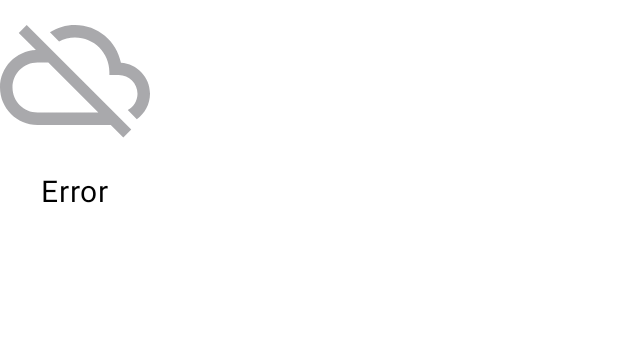
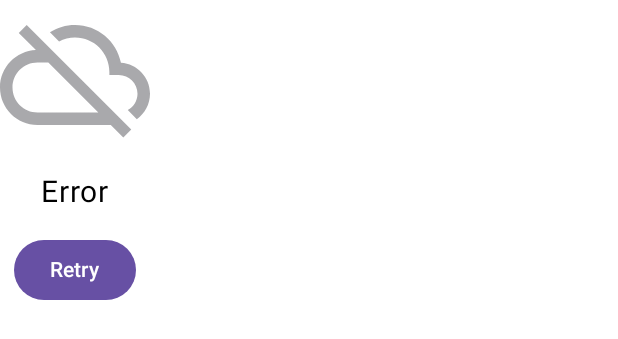
Before and after one commit to alinachroma/Amphibians, an Android app built with Jetpack Compose: the @Preview function ErrorScreenPreview, on a phone screen of 412 x 824 dp. Shown: the top 339 px of the screen. Run offline under Robolectric (Android 15) with nearby library versions, the phone set to English and light mode, and no system bars.

Commit message:
added Retry action button and parameter

```diff
--- a/app/src/main/java/com/example/amphibians/ui/screens/ErrorScreen.kt
+++ b/app/src/main/java/com/example/amphibians/ui/screens/ErrorScreen.kt
@@ -4,6 +4,7 @@ import androidx.compose.foundation.Image
 import androidx.compose.foundation.layout.Arrangement
 import androidx.compose.foundation.layout.Column
 import androidx.compose.foundation.layout.padding
+import androidx.compose.material3.Button
 import androidx.compose.material3.Text
 import androidx.compose.runtime.Composable
 import androidx.compose.ui.Alignment
@@ -16,7 +17,10 @@ import com.example.amphibians.ui.theme.AmphibiansTheme
 import com.example.amphibians.utils.ThemePreviews
 
 @Composable
-fun ErrorScreen(modifier: Modifier = Modifier) {
+fun ErrorScreen(
+    modifier: Modifier = Modifier,
+    retryAction: () -> Unit
+) {
     Column(
         modifier = modifier,
         verticalArrangement = Arrangement.Center,
@@ -27,6 +31,9 @@ fun ErrorScreen(modifier: Modifier = Modifier) {
             contentDescription = ""
         )
         Text(text = stringResource(R.string.error), modifier = Modifier.padding(16.dp))
+        Button(onClick = retryAction) {
+            Text(stringResource(R.string.retry))
+        }
     }
 }
 
@@ -34,6 +41,6 @@ fun ErrorScreen(modifier: Modifier = Modifier) {
 @Composable
 fun ErrorScreenPreview() {
     AmphibiansTheme {
-        ErrorScreen()
+        ErrorScreen(retryAction = {})
     }
 }
```
